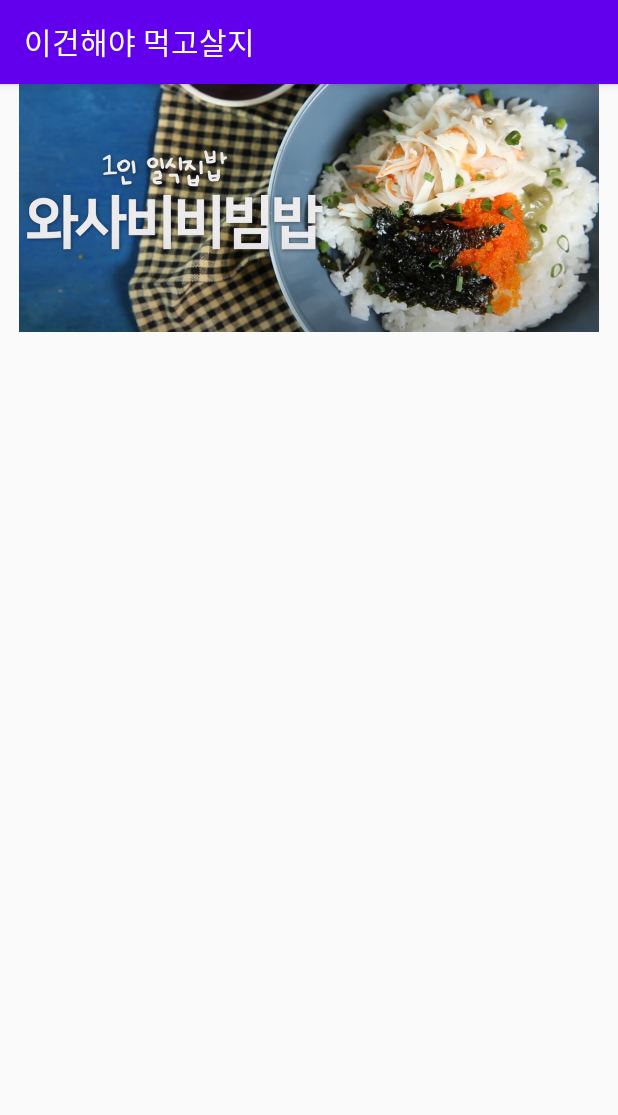
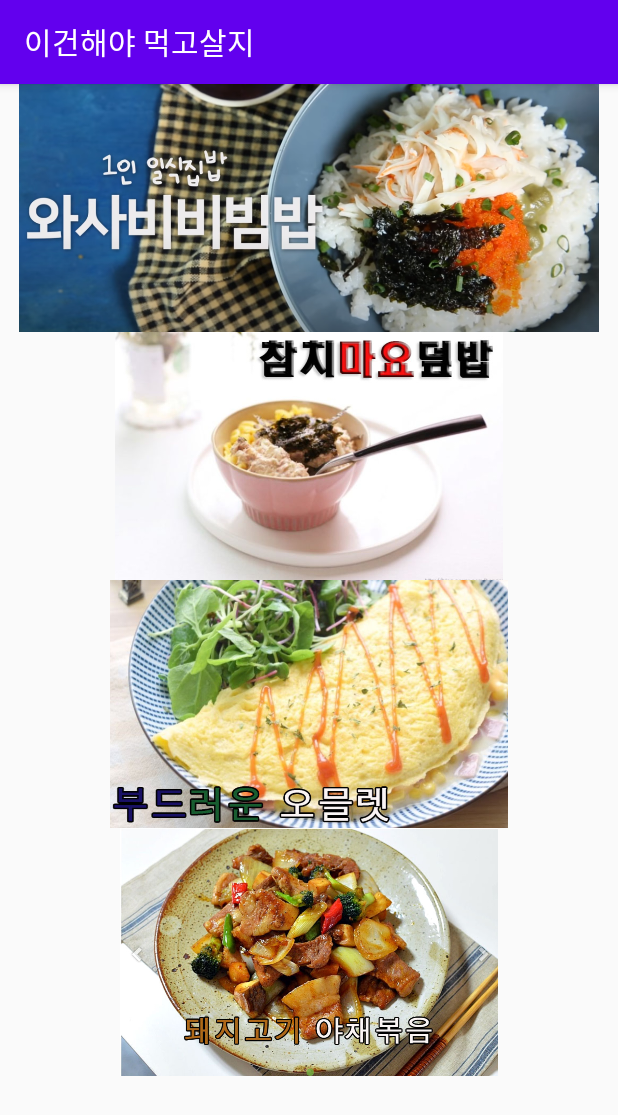
Before and after one commit to HAseungcheol/review, an Android app: the MainActivity screen opened directly, with no data from a screen before it, on a phone screen of 412 x 824 dp. Shown: the top 1115 px of the screen. Run offline under Robolectric (Android 15) with nearby library versions, the phone set to English and light mode, and no system bars.

Commit message:
0426 오후 6시

```diff
--- a/menu/src/main/AndroidManifest.xml
+++ b/menu/src/main/AndroidManifest.xml
@@ -9,7 +9,10 @@
         android:roundIcon="@mipmap/ic_launcher_round"
         android:supportsRtl="true"
         android:theme="@style/AppTheme">
-        <activity android:name=".WasabiActivibity"></activity>
+        <activity android:name=".WasabiActivity"></activity>
+        <activity android:name=".TunaActivity"></activity>
+        <activity android:name=".EggActivity"></activity>
+        <activity android:name=".PorkActivity"></activity>
         <activity android:name=".MainActivity"></activity>
         <activity android:name=".StartActivity">
             <intent-filter>
--- a/menu/src/main/java/com/example/project/MainActivity.java
+++ b/menu/src/main/java/com/example/project/MainActivity.java
@@ -14,11 +14,36 @@ public class MainActivity extends AppCompatActivity {
         super.onCreate(savedInstanceState);
         setContentView(R.layout.activity_main);
 
+        //각 레이아웃에 창 전환 Event
         ImageView wasabi = findViewById(R.id.wasabi);
         wasabi.setOnClickListener(new View.OnClickListener() {
             @Override
             public void onClick(View v) {
-                Intent intent = new Intent(MainActivity.this, WasabiActivibity.class);
+                Intent intent = new Intent(MainActivity.this, WasabiActivity.class);
+                startActivity(intent);
+            }
+        });
+        ImageView tuna = findViewById(R.id.tuna);
+        tuna.setOnClickListener(new View.OnClickListener() {
+            @Override
+            public void onClick(View v) {
+                Intent intent = new Intent(MainActivity.this, TunaActivity.class);
+                startActivity(intent);
+            }
+        });
+        ImageView egg = findViewById(R.id.egg);
+        egg.setOnClickListener(new View.OnClickListener() {
+            @Override
+            public void onClick(View v) {
+                Intent intent = new Intent(MainActivity.this, EggActivity.class);
+                startActivity(intent);
+            }
+        });
+        ImageView pork = findViewById(R.id.pork);
+        pork.setOnClickListener(new View.OnClickListener() {
+            @Override
+            public void onClick(View v) {
+                Intent intent = new Intent(MainActivity.this, PorkActivity.class);
                 startActivity(intent);
             }
         });
--- a/menu/src/main/java/com/example/project/WasabiActivibity.java
+++ b/menu/src/main/java/com/example/project/WasabiActivity.java
@@ -4,7 +4,7 @@ import android.os.Bundle;
 
 import androidx.appcompat.app.AppCompatActivity;
 
-public class WasabiActivibity extends AppCompatActivity {
+public class WasabiActivity extends AppCompatActivity {
     @Override
     protected void onCreate(Bundle savedInstanceState) {
         super.onCreate(savedInstanceState);
--- a/menu/src/main/res/layout/activity_main.xml
+++ b/menu/src/main/res/layout/activity_main.xml
@@ -21,6 +21,24 @@
                 android:layout_width="match_parent"
                 android:layout_height="165dp"
                 app:srcCompat="@drawable/rice" />
+
+            <ImageView
+                android:id="@+id/tuna"
+                android:layout_width="match_parent"
+                android:layout_height="165dp"
+                app:srcCompat="@drawable/main_cham" />
+
+            <ImageView
+                android:id="@+id/egg"
+                android:layout_width="match_parent"
+                android:layout_height="165dp"
+                app:srcCompat="@drawable/main_o" />
+
+            <ImageView
+                android:id="@+id/pork"
+                android:layout_width="match_parent"
+                android:layout_height="165dp"
+                app:srcCompat="@drawable/main_gogi" />
         </LinearLayout>
     </ScrollView>
 </LinearLayout>
```
Also changed, not shown: menu/src/main/java/com/example/project/EggActivity.java (added, +14 -0 lines), menu/src/main/java/com/example/project/PorkActivity.java (added, +14 -0 lines), menu/src/main/java/com/example/project/TunaActivity.java (added, +14 -0 lines), menu/src/main/res/layout/activity_egg.xml (added, +7 -0 lines), menu/src/main/res/layout/activity_pork.xml (added, +7 -0 lines), menu/src/main/res/layout/activity_tuna.xml (added, +7 -0 lines), menu/src/main/res/drawable-v24/main_cham.jpg (added), menu/src/main/res/drawable-v24/main_gogi.jpg (added), menu/src/main/res/drawable-v24/main_o.jpg (added).
